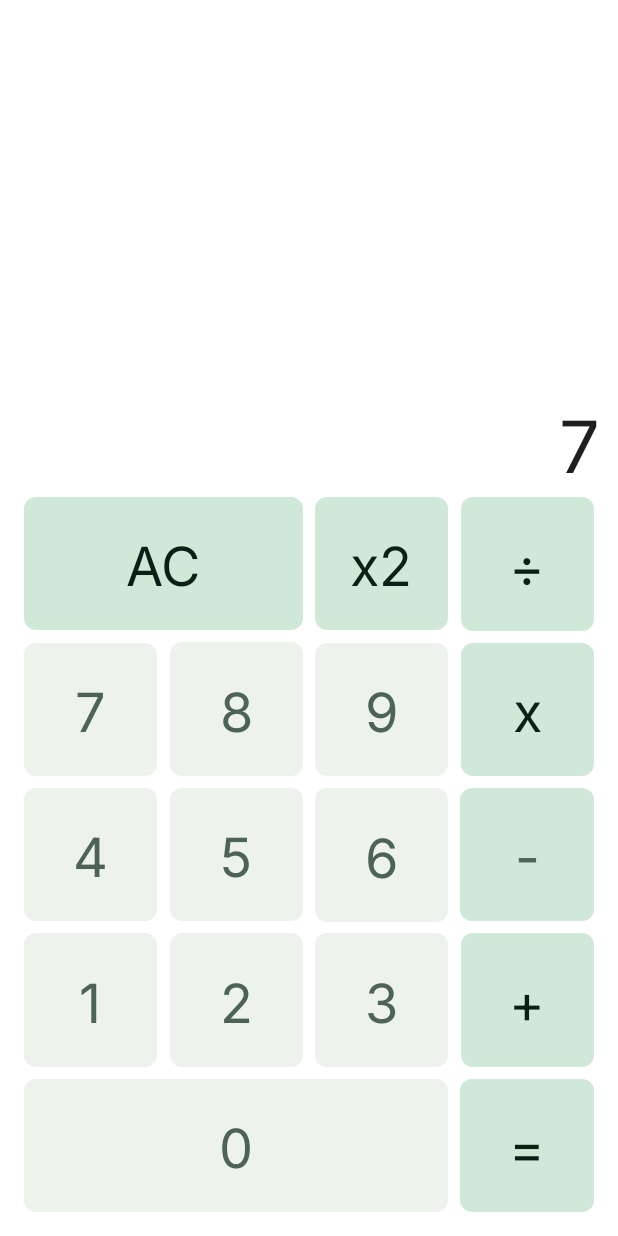
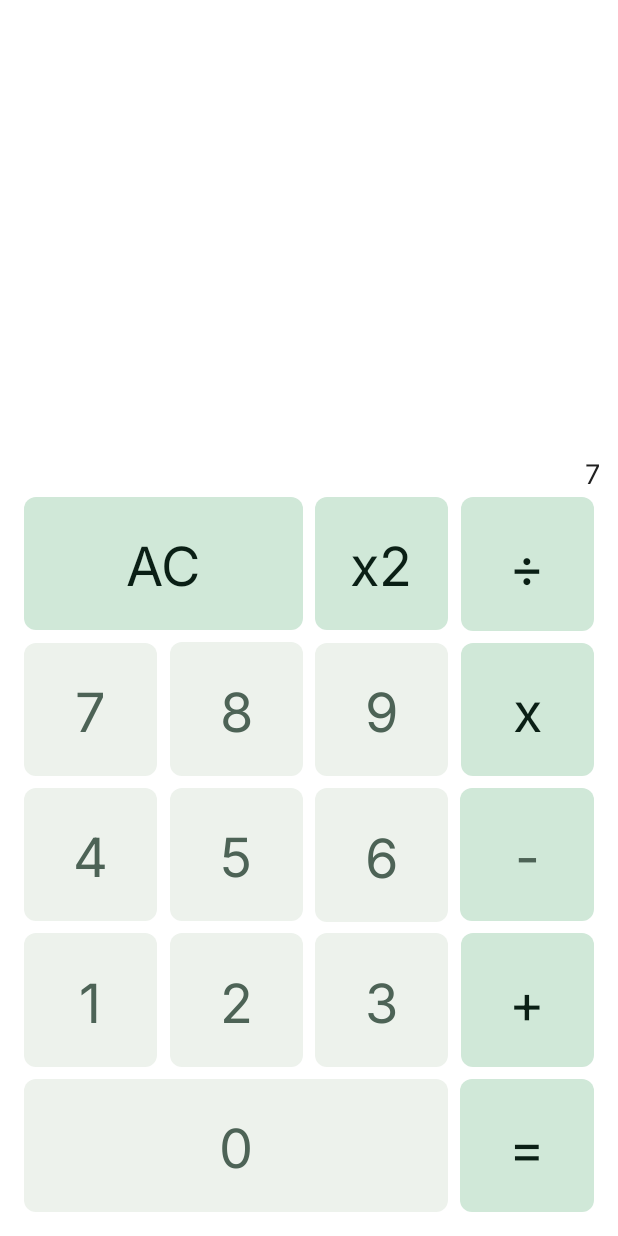
Before and after one commit to 1405yuga/AndroidRevisionApps, an Android app: the screen it shows after launch (MainActivity), on a phone screen of 412 x 824 dp. Run offline under Robolectric (Android 15) with nearby library versions, the phone set to English and light mode, and no system bars.

```diff
--- a/Calculator/app/src/main/java/com/example/calculator/fragments/CalculatePageFragment.kt
+++ b/Calculator/app/src/main/java/com/example/calculator/fragments/CalculatePageFragment.kt
@@ -8,6 +8,7 @@ import android.view.ViewGroup
 import androidx.fragment.app.Fragment
 import androidx.fragment.app.viewModels
 import androidx.lifecycle.Observer
+import com.example.calculator.R
 import com.example.calculator.databinding.FragmentCalculatePageBinding
 import com.example.calculator.models.CalculatorViewModel
 
@@ -36,6 +37,17 @@ class CalculatePageFragment : Fragment() {
             binding.inputText.text = it
         })
 
+        calculatorViewModel.highlightOutput.observe(viewLifecycleOwner, Observer {
+            if(it){
+                binding.outputText.textSize = resources.getDimension(R.dimen.focus_text_size)
+                binding.inputText.textSize = resources.getDimension(R.dimen.not_focus_text_size)
+            }
+            else{
+                binding.outputText.textSize = resources.getDimension(R.dimen.not_focus_text_size)
+                binding.inputText.textSize = resources.getDimension(R.dimen.focus_text_size)
+            }
+        })
+
         binding.apply {
             one.setOnClickListener { calculatorViewModel.setInput("1") }
             two.setOnClickListener { calculatorViewModel.setInput("2") }
--- a/Calculator/app/src/main/java/com/example/calculator/models/CalculatorViewModel.kt
+++ b/Calculator/app/src/main/java/com/example/calculator/models/CalculatorViewModel.kt
@@ -14,6 +14,8 @@ class CalculatorViewModel : ViewModel() {
 
     private var currentValue: String = ""
     fun setInput(inputText: String) {
+
+        //checks if input is symbol and last value is digit
         if (inputText == "+" || inputText == "-" || inputText == "x" || inputText == "÷") {
             if (currentValue.isNotEmpty() && currentValue[currentValue.length - 1].isDigit()) {
                 currentValue += inputText
--- a/Calculator/app/src/main/res/values/dimens.xml
+++ b/Calculator/app/src/main/res/values/dimens.xml
@@ -4,8 +4,8 @@
     <dimen name="fragment_margin">12dp</dimen>
 
 
-    <dimen name="focus_text_size">48sp</dimen>
-    <dimen name="not_focus_text_size">24sp</dimen>
+    <dimen name="focus_text_size">24sp</dimen>
+    <dimen name="not_focus_text_size">12sp</dimen>
     <dimen name="numbers_text_size">36sp</dimen>
 
 </resources>
```
